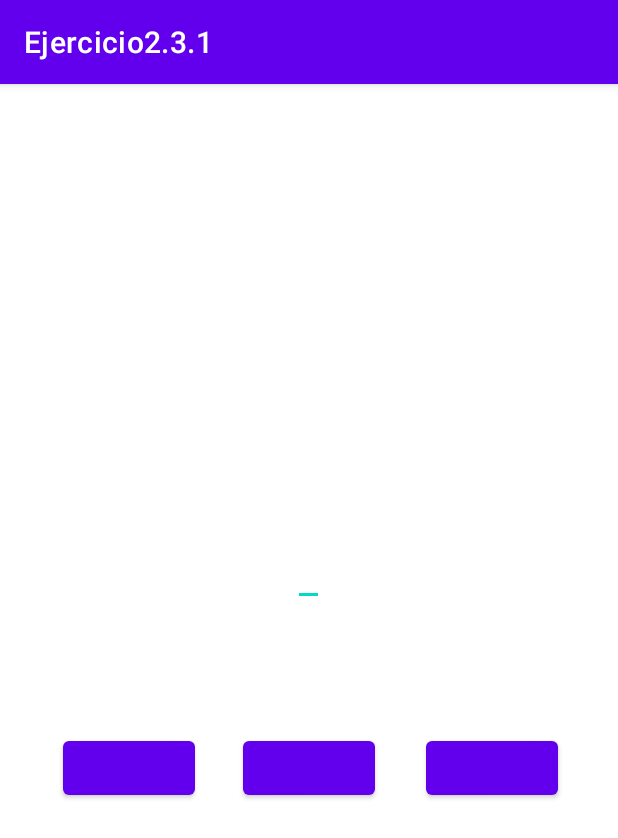
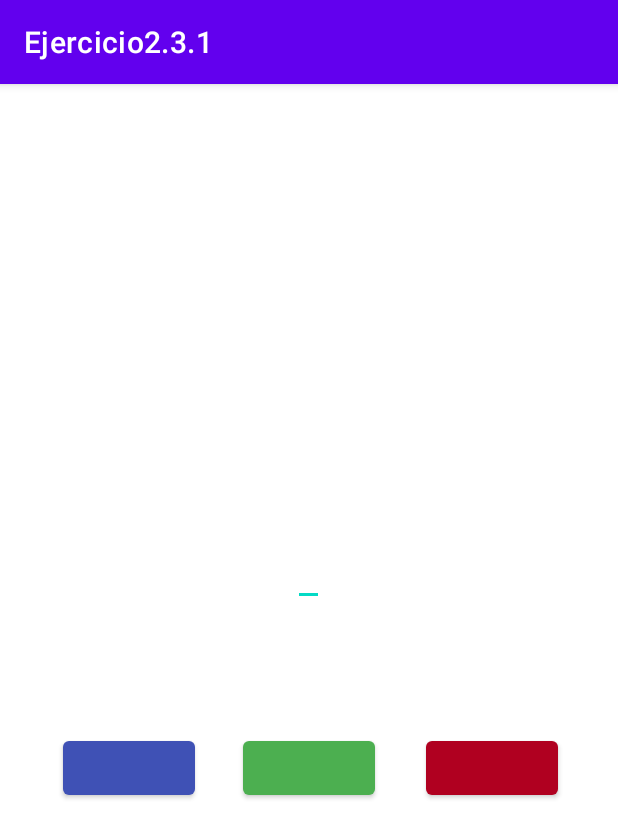
Before and after one commit to santima1904/POMODOMO, an Android app: the screen it shows after launch (MainActivity), on a phone screen of 412 x 824 dp. Shown: the top 838 px of the screen. Run offline under Robolectric (Android 15) with nearby library versions, the phone set to English and light mode, and no system bars.

Commit message:
Ejercicio2 hecho

```diff
--- a/Boletin3.1/Boletin3.1(2-6)/Ejercicio2/app/src/main/java/es/iesnervion/smartinez/ejercicio231/MainActivity.java
+++ b/Boletin3.1/Boletin3.1(2-6)/Ejercicio2/app/src/main/java/es/iesnervion/smartinez/ejercicio231/MainActivity.java
@@ -2,13 +2,56 @@ package es.iesnervion.smartinez.ejercicio231;
 
 import androidx.appcompat.app.AppCompatActivity;
 
+import android.graphics.Color;
 import android.os.Bundle;
+import android.view.View;
+import android.widget.Button;
+import android.widget.TextView;
 
-public class MainActivity extends AppCompatActivity {
+public class MainActivity extends AppCompatActivity implements View.OnClickListener {
 
     @Override
     protected void onCreate(Bundle savedInstanceState) {
+
+        Button rojo;
+        Button azul;
+        Button verde;
+
         super.onCreate(savedInstanceState);
         setContentView(R.layout.activity_main);
+
+        rojo = findViewById(R.id.rojo);
+        azul = findViewById(R.id.azul);
+        verde = findViewById(R.id.verde);
+
+        rojo.setOnClickListener(this);
+        azul.setOnClickListener(this);
+        verde.setOnClickListener(this);
+    }
+
+
+    @Override
+    public void onClick(View view) {
+        TextView text;
+
+        text = findViewById(R.id.text);
+
+        switch (view.getId()){
+
+            case R.id.rojo:
+                text.setTextColor(Color.RED);
+                break;
+
+            case R.id.azul:
+                text.setTextColor(Color.BLUE);
+                break;
+
+            case R.id.verde:
+                text.setTextColor(Color.GREEN);
+                break;
+
+        }
+
+
     }
 }
--- a/Boletin3.1/Boletin3.1(2-6)/Ejercicio2/app/src/main/res/layout/activity_main.xml
+++ b/Boletin3.1/Boletin3.1(2-6)/Ejercicio2/app/src/main/res/layout/activity_main.xml
@@ -24,6 +24,7 @@
         android:layout_height="wrap_content"
         android:layout_marginEnd="40dp"
         android:layout_marginBottom="288dp"
+        app:backgroundTint="@color/design_default_color_error"
         app:layout_constraintBottom_toBottomOf="parent"
         app:layout_constraintEnd_toEndOf="parent" />
 
@@ -33,6 +34,8 @@
         android:layout_height="wrap_content"
         android:layout_marginStart="42dp"
         android:layout_marginBottom="288dp"
+        android:background="@empty"
+        app:backgroundTint="#3F51B5"
         app:layout_constraintBottom_toBottomOf="parent"
         app:layout_constraintStart_toStartOf="parent" />
 
@@ -43,6 +46,7 @@
         android:layout_marginStart="31dp"
         android:layout_marginEnd="34dp"
         android:layout_marginBottom="288dp"
+        app:backgroundTint="#4CAF50"
         app:layout_constraintBottom_toBottomOf="parent"
         app:layout_constraintEnd_toStartOf="@+id/rojo"
         app:layout_constraintStart_toEndOf="@+id/azul" />
```
